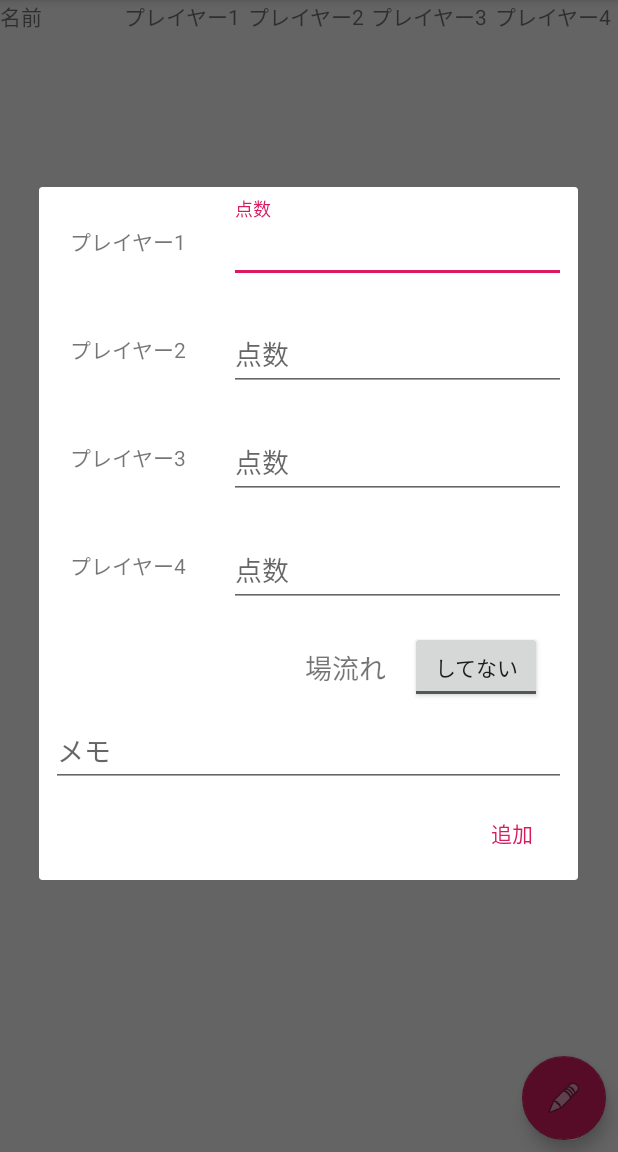
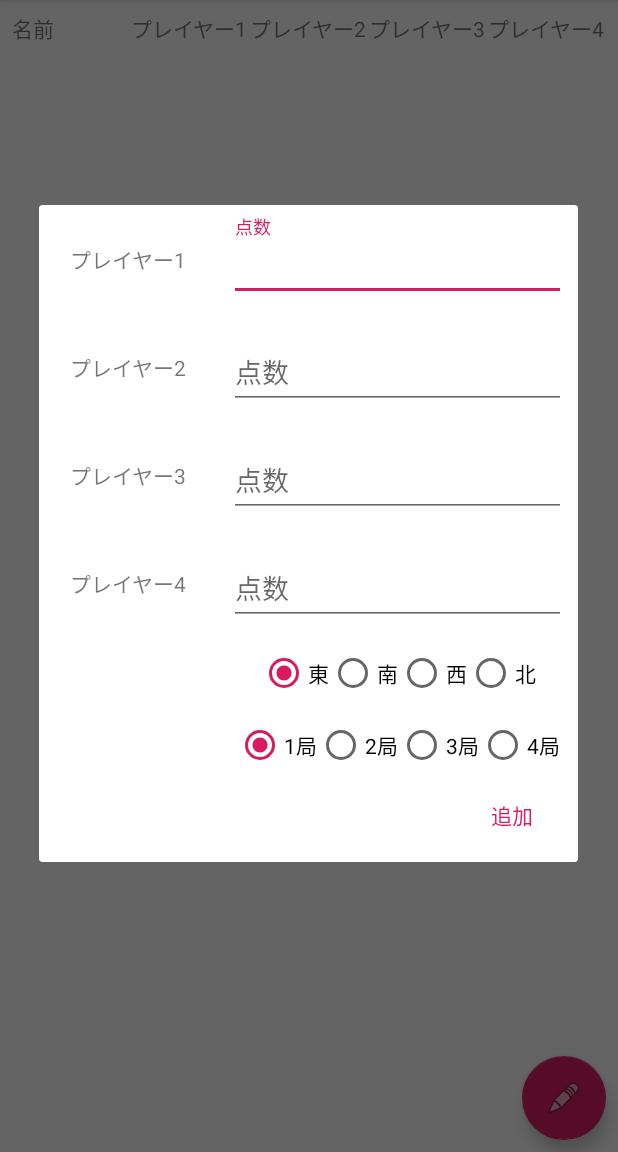
Before and after one commit to Bluewind12/MahjongMemo, an Android app: the screen it shows after launch (MainActivity), after a tap on an icon or button, on a phone screen of 412 x 824 dp, the part 84-1236 px from its top. Run offline under Robolectric (Android 15) with nearby library versions, the phone set to English and light mode, and no system bars.

Commit message:
[update]局数設定を変更(ラジオボタン式),編集機能の追加

```diff
--- a/app/src/main/res/layout/activity_main.xml
+++ b/app/src/main/res/layout/activity_main.xml
@@ -22,6 +22,10 @@
             android:id="@+id/mainGridLayout"
             android:layout_width="match_parent"
             android:layout_height="match_parent"
+            android:layout_marginStart="8dp"
+            android:layout_marginTop="8dp"
+            android:layout_marginEnd="8dp"
+            android:layout_marginBottom="8dp"
             app:columnCount="5"
             app:layout_constraintBottom_toBottomOf="parent"
             app:layout_constraintEnd_toEndOf="parent"
--- a/app/src/main/res/layout/data_add_dialog.xml
+++ b/app/src/main/res/layout/data_add_dialog.xml
@@ -1,6 +1,7 @@
 <?xml version="1.0" encoding="utf-8"?>
 <androidx.constraintlayout.widget.ConstraintLayout xmlns:android="http://schemas.android.com/apk/res/android"
         xmlns:app="http://schemas.android.com/apk/res-auto"
+        xmlns:tools="http://schemas.android.com/tools"
         android:layout_width="match_parent"
         android:layout_height="match_parent"
         android:orientation="vertical">
@@ -81,32 +82,6 @@
                 android:inputType="numberSigned" />
     </com.google.android.material.textfield.TextInputLayout>
 
-    <EditText
-            android:id="@+id/memoEditText"
-            android:layout_width="0dp"
-            android:layout_height="wrap_content"
-            android:layout_marginStart="8dp"
-            android:layout_marginTop="8dp"
-            android:layout_marginEnd="8dp"
-            android:ems="10"
-            android:hint="メモ"
-            android:inputType="textPersonName"
-            app:layout_constraintEnd_toEndOf="parent"
-            app:layout_constraintHorizontal_bias="1.0"
-            app:layout_constraintStart_toStartOf="parent"
-            app:layout_constraintTop_toBottomOf="@+id/dataAddFlowToggleButton" />
-
-    <ToggleButton
-            android:id="@+id/dataAddFlowToggleButton"
-            android:layout_width="wrap_content"
-            android:layout_height="wrap_content"
-            android:layout_marginTop="16dp"
-            android:layout_marginEnd="24dp"
-            android:textOff="してない"
-            android:textOn="した"
-            app:layout_constraintEnd_toEndOf="parent"
-            app:layout_constraintTop_toBottomOf="@+id/textInputLayout8" />
-
     <TextView
             android:id="@+id/dataAddNameTextView"
             android:layout_width="wrap_content"
@@ -154,15 +129,80 @@
             android:orientation="vertical"
             app:layout_constraintGuide_percent="0.33" />
 
-    <TextView
-            android:id="@+id/textView5"
+    <RadioGroup
+            android:id="@+id/radioGroup"
             android:layout_width="wrap_content"
             android:layout_height="wrap_content"
-            android:layout_marginEnd="16dp"
-            android:text="場流れ"
-            android:textSize="18sp"
-            app:layout_constraintBottom_toBottomOf="@+id/dataAddFlowToggleButton"
-            app:layout_constraintEnd_toStartOf="@+id/dataAddFlowToggleButton"
-            app:layout_constraintTop_toTopOf="@+id/dataAddFlowToggleButton" />
+            android:layout_marginStart="8dp"
+            android:layout_marginTop="16dp"
+            android:layout_marginEnd="8dp"
+            android:orientation="horizontal"
+            app:layout_constraintEnd_toEndOf="parent"
+            app:layout_constraintStart_toStartOf="@+id/guideline"
+            app:layout_constraintTop_toBottomOf="@+id/textInputLayout8">
+
+        <RadioButton
+                android:id="@+id/radioButton"
+                android:layout_width="match_parent"
+                android:layout_height="wrap_content"
+                android:checked="true"
+                android:text="東" />
+
+        <RadioButton
+                android:id="@+id/radioButton2"
+                android:layout_width="match_parent"
+                android:layout_height="wrap_content"
+                android:text="南" />
+
+        <RadioButton
+                android:id="@+id/radioButton3"
+                android:layout_width="match_parent"
+                android:layout_height="wrap_content"
+                android:text="西" />
+
+        <RadioButton
+                android:id="@+id/radioButton4"
+                android:layout_width="match_parent"
+                android:layout_height="wrap_content"
+                android:text="北" />
+    </RadioGroup>
+
+    <RadioGroup
+            android:id="@+id/radioGroup2"
+            android:layout_width="wrap_content"
+            android:layout_height="wrap_content"
+            android:layout_marginStart="8dp"
+            android:layout_marginTop="16dp"
+            android:layout_marginEnd="8dp"
+            android:orientation="horizontal"
+            app:layout_constraintEnd_toEndOf="parent"
+            app:layout_constraintStart_toStartOf="@+id/guideline"
+            app:layout_constraintTop_toBottomOf="@+id/radioGroup">
+
+        <RadioButton
+                android:id="@+id/radioButton5"
+                android:layout_width="match_parent"
+                android:layout_height="wrap_content"
+                android:checked="true"
+                android:text="1局" />
+
+        <RadioButton
+                android:id="@+id/radioButton6"
+                android:layout_width="match_parent"
+                android:layout_height="wrap_content"
+                android:text="2局" />
+
+        <RadioButton
+                android:id="@+id/radioButton7"
+                android:layout_width="match_parent"
+                android:layout_height="wrap_content"
+                android:text="3局" />
+
+        <RadioButton
+                android:id="@+id/radioButton8"
+                android:layout_width="match_parent"
+                android:layout_height="wrap_content"
+                android:text="4局" />
+    </RadioGroup>
 
 </androidx.constraintlayout.widget.ConstraintLayout>
```
Also changed, not shown: app/src/main/java/momonyan/mahjongmemo/MainActivity.kt (+128 -40 lines).
